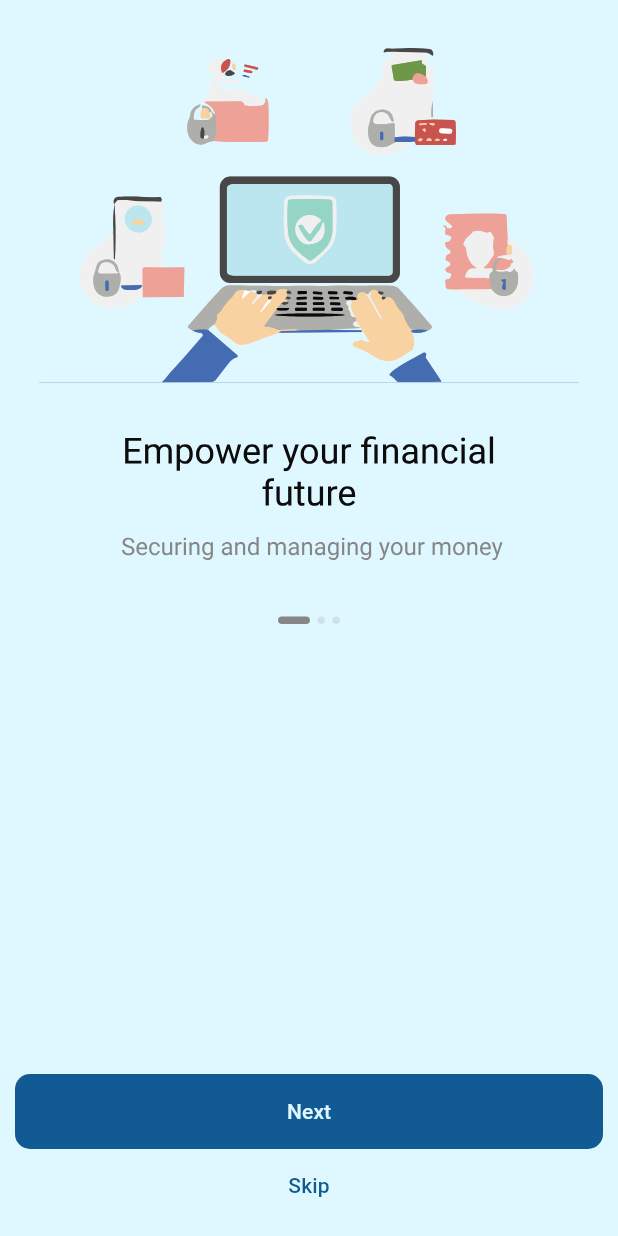
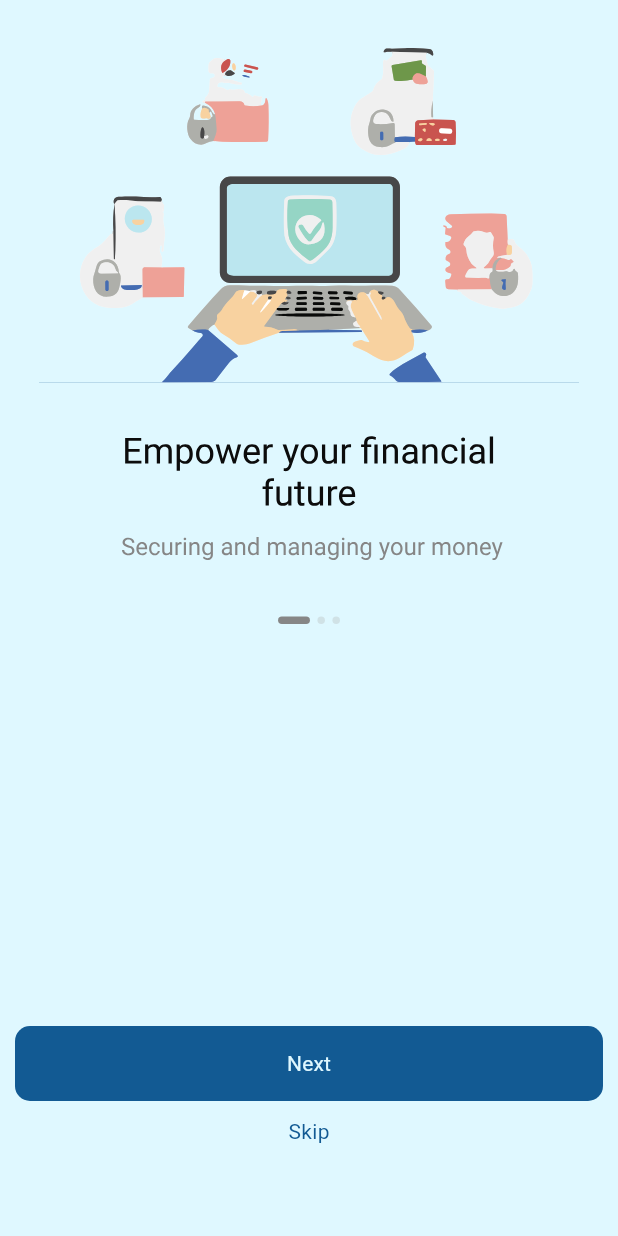
Before and after one commit to PraveenRandeniya/DimeKeeper, a Flutter app: the screen it shows after launch, on a phone screen of 412 x 824 dp. Run offline on Flutter 3.47's test engine with Material 3 defaults, Android fonts, the phone set to English and light mode, and no system bars; our stand-ins replace flutter_svg.

Commit message:
added the base text style and updated the readme

```diff
--- /dev/null
+++ b/lib/components/textmainstyle.dart
@@ -0,0 +1,9 @@
+import 'package:flutter/material.dart';
+
+TextStyle TextMainStyle({Color? color}) {
+  return TextStyle(
+      color: color,
+      fontSize: 14.0,
+      fontFamily: 'Roboto',
+      fontWeight: FontWeight.w400);
+}
--- a/lib/main.dart
+++ b/lib/main.dart
@@ -6,6 +6,9 @@
   runApp(
     MaterialApp(
       debugShowCheckedModeBanner: false,
+      theme: ThemeData(
+        scaffoldBackgroundColor: Color(0xFFDFF8FF),
+      ),
       home: OnBoardinScreen(),
     ),
   );
--- a/lib/screens/onboardingscreen.dart
+++ b/lib/screens/onboardingscreen.dart
@@ -1,7 +1,9 @@
+import 'package:flutter/cupertino.dart';
 import 'package:flutter/material.dart';
 import 'package:flutter/widgets.dart';
 import 'package:flutter_svg/flutter_svg.dart';
 import 'package:dimekeeper/data/onboardingcontent.dart';
+import 'package:dimekeeper/components/textmainstyle.dart';
 
 class OnBoardinScreen extends StatefulWidget {
   OnBoardinScreen({super.key});
@@ -38,6 +40,7 @@ class _OnBoardinScreenState extends State<OnBoardinScreen> {
           child: Column(
             children: [
               Expanded(
+                flex: 2,
                 child: PageView.builder(
                   controller: _controller,
                   onPageChanged: (int index) {
@@ -63,7 +66,9 @@ class _OnBoardinScreenState extends State<OnBoardinScreen> {
                 child: TextButton(
                   child: Text(
                     currentIndex == content.length - 1 ? "Get Started" : "Next",
-                    style: TextStyle(color: Color(0xFFDFF8FF), fontSize: 14.0),
+                    style: TextMainStyle(
+                      color: Color(0xFFDFF8FF),
+                    ),
                   ),
                   onPressed: () {
                     if (currentIndex == content.length - 1) {}
@@ -73,12 +78,17 @@ class _OnBoardinScreenState extends State<OnBoardinScreen> {
                   },
                 ),
               ),
-              TextButton(
-                onPressed: () {},
-                child: Text(
-                  currentIndex == content.length - 1 ? "" : "Skip",
-                  style: TextStyle(color: Color(0xFF125A93), fontSize: 14.0),
+              SizedBox(
+                height: 10.0,
+              ),
+              Text(
+                currentIndex == content.length - 1 ? "" : "Skip",
+                style: TextMainStyle(
+                  color: Color(0xFF125A93),
                 ),
+              ),
+              SizedBox(
+                height: 50.0,
               ),
             ],
           ),
```
Also changed, not shown: pubspec.yaml (+5 -6 lines), fonts/Roboto-Bold.ttf (added), fonts/Roboto-Regular.ttf (added), 1 other file.
